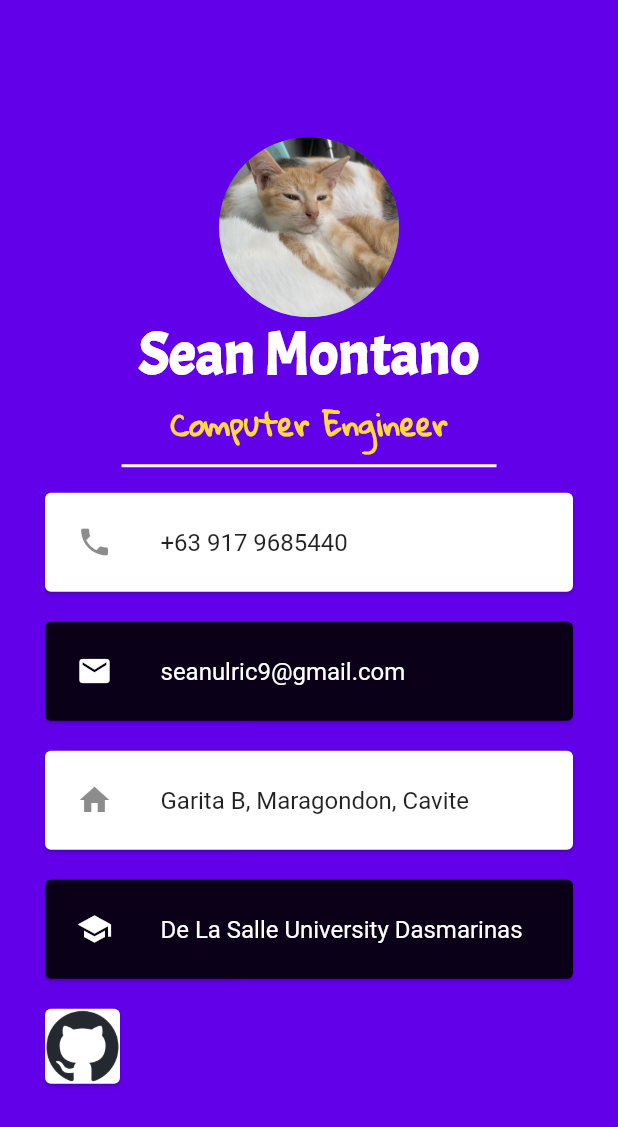
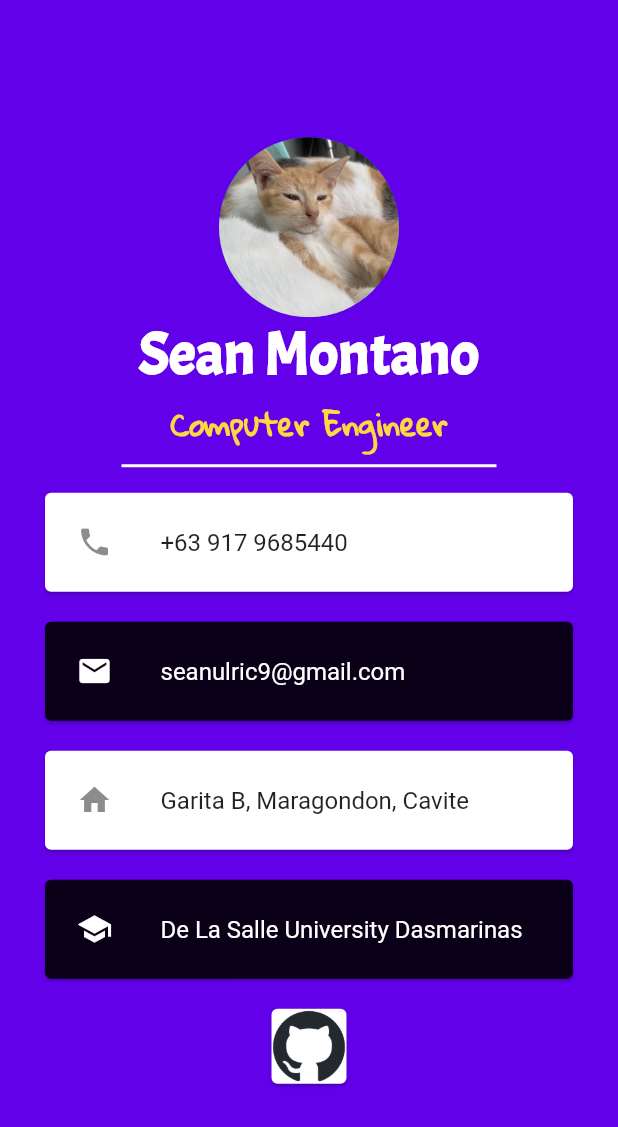
Before and after one commit to seannn9/Business-Card, a Flutter app: the screen it shows after launch, on a phone screen of 412 x 824 dp. Shown: the top 1127 px of the screen. Run offline on Flutter 3.47's test engine with Material 2 defaults, Android fonts, the phone set to English and light mode, and no system bars.

Commit message:
some changes

```diff
--- a/lib/main.dart
+++ b/lib/main.dart
@@ -93,7 +93,7 @@ class MyApp extends StatelessWidget {
                   )
               ),
               Row(
-                mainAxisAlignment: MainAxisAlignment.start,
+                mainAxisAlignment: MainAxisAlignment.center,
                 children: [
                   Card(
                     margin: EdgeInsets.symmetric(vertical: 10.0, horizontal: 30.0),
@@ -104,7 +104,7 @@ class MyApp extends StatelessWidget {
                         width: 50.0,
                     ),
                   ),
-                )
+                ),
                ]
               ),
             ],
```
